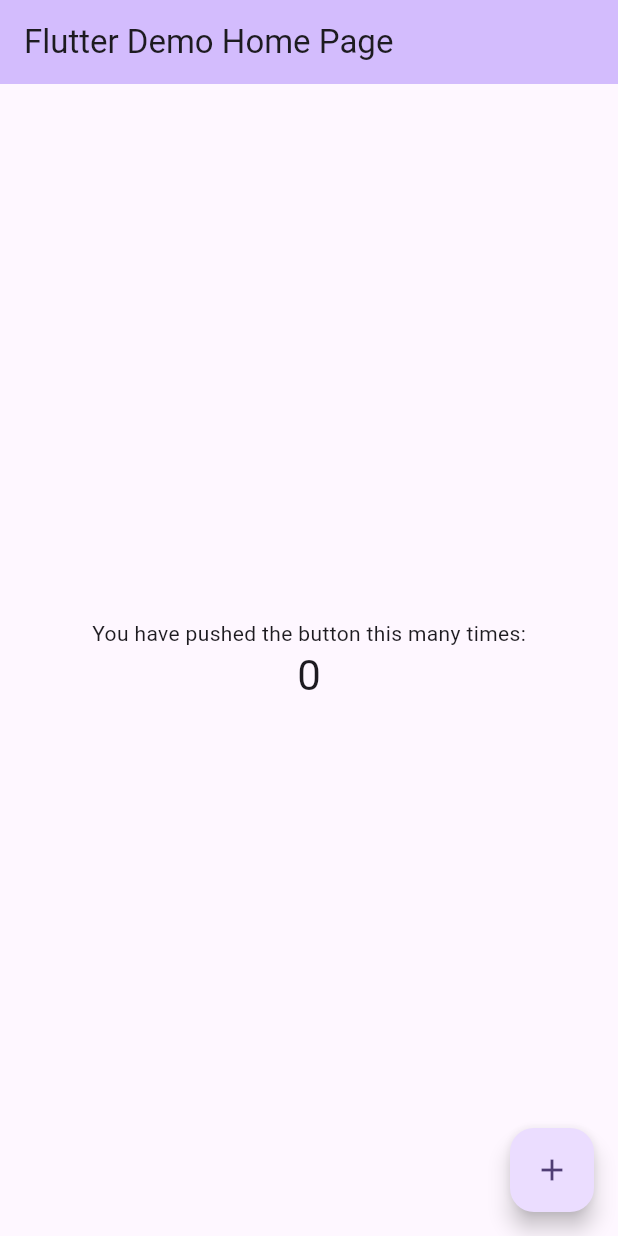
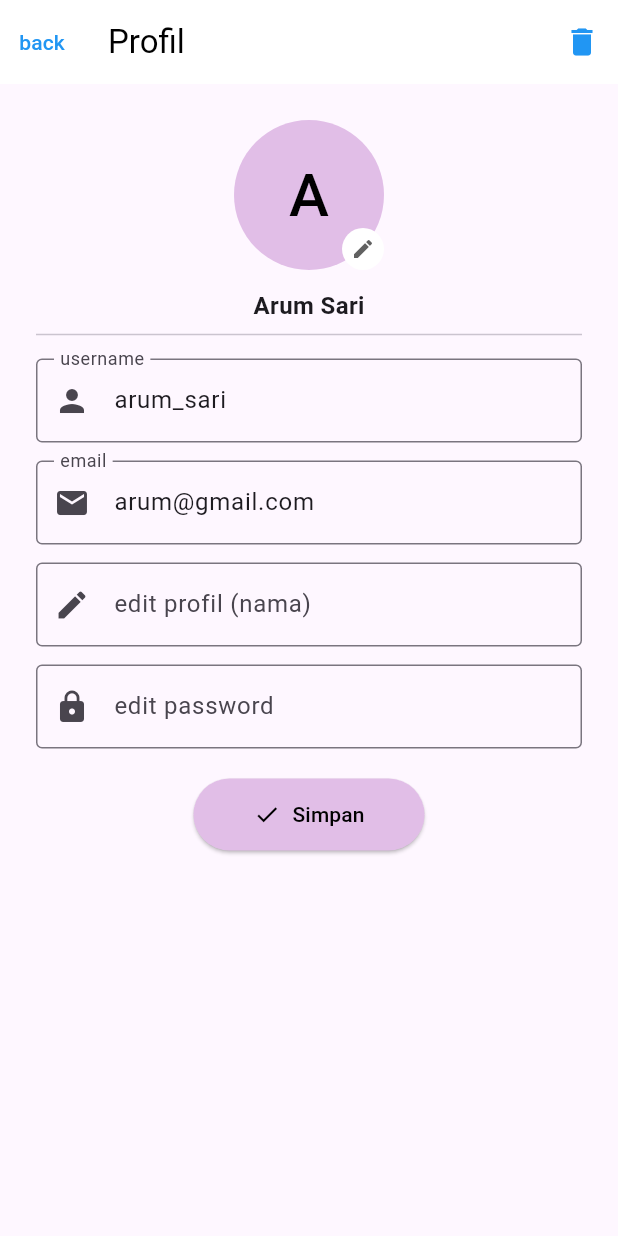
Before and after one commit to Falfall/kasirku, a Flutter app: the screen it shows after launch, on a phone screen of 412 x 824 dp. Run offline on Flutter 3.47's test engine with Material 3 defaults, Android fonts, the phone set to English and light mode, and no system bars.

Commit message:
profiluser

```diff
--- a/lib/main.dart
+++ b/lib/main.dart
@@ -1,4 +1,5 @@
 import 'package:flutter/material.dart';
+import 'profiluser.dart';
 
 void main() {
   runApp(const MyApp());
@@ -30,7 +31,7 @@ class MyApp extends StatelessWidget {
         // tested with just a hot reload.
         colorScheme: ColorScheme.fromSeed(seedColor: Colors.deepPurple),
       ),
-      home: const MyHomePage(title: 'Flutter Demo Home Page'),
+      home: ProfilePage(),
     );
   }
 }
--- /dev/null
+++ b/lib/profiluser.dart
@@ -0,0 +1,143 @@
+import 'package:flutter/material.dart';
+
+class ProfilePage extends StatefulWidget {
+  const ProfilePage({super.key});
+
+  @override
+  State<ProfilePage> createState() => _ProfilePageState();
+}
+
+class _ProfilePageState extends State<ProfilePage> {
+  final TextEditingController usernameController = TextEditingController(text: "arum_sari");
+  final TextEditingController emailController = TextEditingController(text: "arum@gmail.com");
+  final TextEditingController editProfileController = TextEditingController();
+  final TextEditingController editPasswordController = TextEditingController();
+
+  String displayName = "Arum Sari";
+  String displayPassword = "";
+
+  void _saveChanges() {
+    setState(() {
+      if (editProfileController.text.isNotEmpty) {
+        displayName = editProfileController.text;
+      }
+      if (editPasswordController.text.isNotEmpty) {
+        displayPassword = editPasswordController.text;
+      }
+    });
+
+    ScaffoldMessenger.of(context).showSnackBar(
+      const SnackBar(content: Text("Perubahan berhasil disimpan")),
+    );
+
+    editProfileController.clear();
+    editPasswordController.clear();
+  }
+
+  @override
+  Widget build(BuildContext context) {
+    return Scaffold(
+      appBar: AppBar(
+        leading: TextButton(
+          onPressed: () => Navigator.pop(context),
+          child: const Text("back", style: TextStyle(color: Colors.blue)),
+        ),
+        title: const Text("Profil"),
+        actions: [
+          IconButton(
+            icon: const Icon(Icons.delete, color: Colors.blue),
+            onPressed: () {
+              // Tambahkan aksi delete jika diperlukan
+            },
+          ),
+        ],
+        backgroundColor: Colors.white,
+        foregroundColor: Colors.black,
+        elevation: 0,
+      ),
+      body: Padding(
+        padding: const EdgeInsets.all(24.0),
+        child: Column(
+          children: [
+            Stack(
+              alignment: Alignment.bottomRight,
+              children: [
+                CircleAvatar(
+                  radius: 50,
+                  backgroundColor: Colors.purple.shade100,
+                  child: Text(
+                    displayName.isNotEmpty ? displayName[0].toUpperCase() : "A",
+                    style: const TextStyle(fontSize: 40, color: Colors.black),
+                  ),
+                ),
+                Positioned(
+                  child: CircleAvatar(
+                    radius: 14,
+                    backgroundColor: Colors.white,
+                    child: Icon(Icons.edit, size: 16, color: Colors.grey.shade700),
+                  ),
+                ),
+              ],
+            ),
+            const SizedBox(height: 12),
+            Text(displayName, style: const TextStyle(fontWeight: FontWeight.bold, fontSize: 16)),
+            const Divider(thickness: 1),
+            const SizedBox(height: 8),
+
+            TextField(
+              controller: usernameController,
+              decoration: const InputDecoration(
+                prefixIcon: Icon(Icons.person),
+                labelText: "username",
+                border: OutlineInputBorder(),
+              ),
+            ),
+            const SizedBox(height: 12),
+
+            TextField(
+              controller: emailController,
+              decoration: const InputDecoration(
+                prefixIcon: Icon(Icons.email),
+                labelText: "email",
+                border: OutlineInputBorder(),
+              ),
+            ),
+            const SizedBox(height: 12),
+
+            TextField(
+              controller: editProfileController,
+              decoration: const InputDecoration(
+                prefixIcon: Icon(Icons.edit),
+                labelText: "edit profil (nama)",
+                border: OutlineInputBorder(),
+              ),
+            ),
+            const SizedBox(height: 12),
+
+            TextField(
+              controller: editPasswordController,
+              obscureText: true,
+              decoration: const InputDecoration(
+                prefixIcon: Icon(Icons.lock),
+                labelText: "edit password",
+                border: OutlineInputBorder(),
+              ),
+            ),
+            const SizedBox(height: 20),
+
+            ElevatedButton.icon(
+              onPressed: _saveChanges,
+              icon: const Icon(Icons.check),
+              label: const Text("Simpan"),
+              style: ElevatedButton.styleFrom(
+                backgroundColor: Colors.purple.shade100,
+                foregroundColor: Colors.black,
+                padding: const EdgeInsets.symmetric(horizontal: 40, vertical: 14),
+              ),
+            ),
+          ],
+        ),
+      ),
+    );
+  }
+}
```
Also changed, not shown: pubspec.lock.
